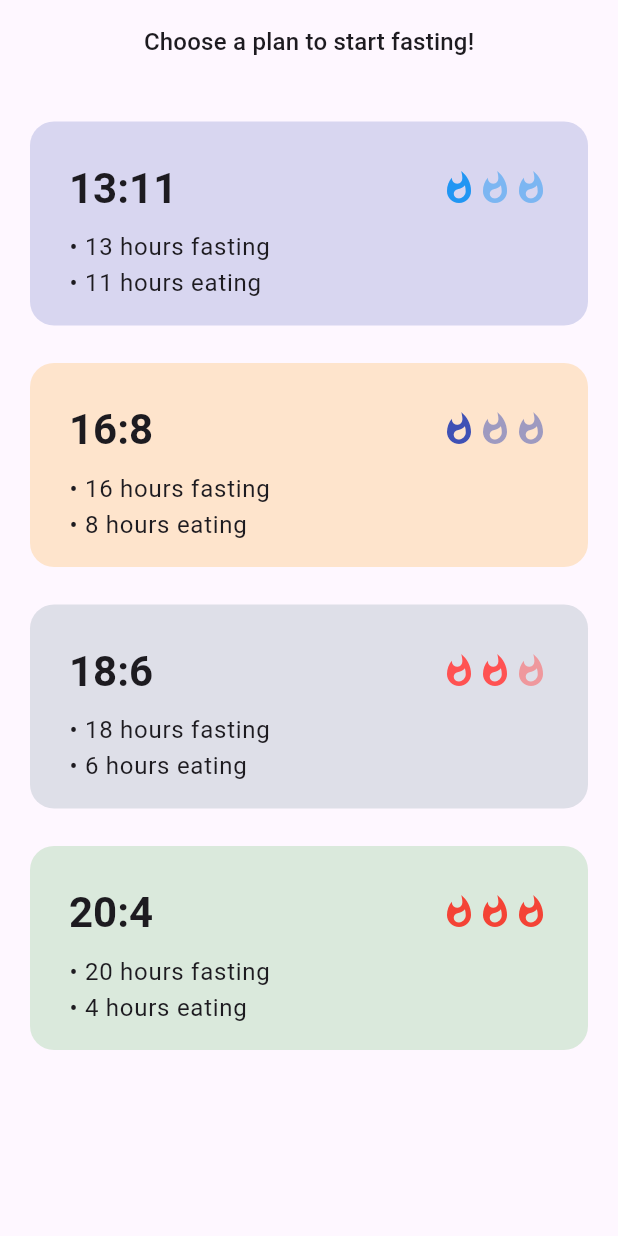
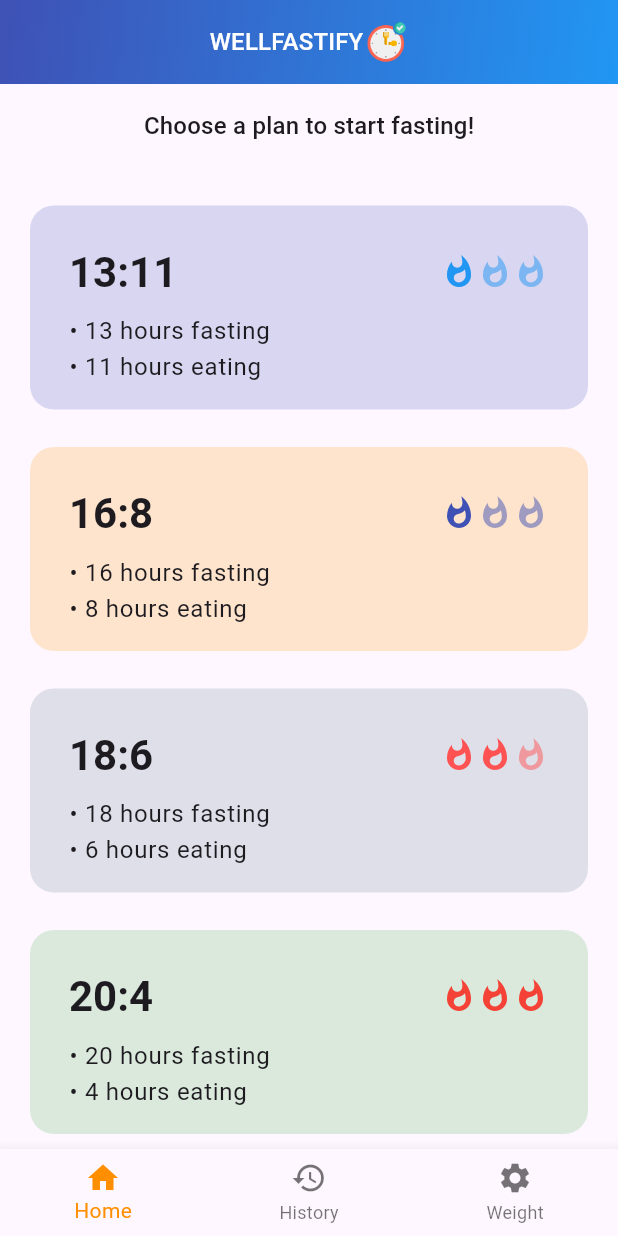
Before and after one commit to inaudy/wellfastify, a Flutter app: the FastingPlansPage screen opened by its route, on a phone screen of 412 x 824 dp. Run offline on Flutter 3.47's test engine with Material 3 defaults, Android fonts, the light colour scheme and no system bars; our stand-ins replace flutter_bloc, go_router, google_fonts, shared_preferences; accounts and stored records are empty.

Commit message:
bottom_nav_cubit funtionality to bottomnavbar

```diff
--- a/lib/blocs/navigation/bottom_nav_cubit.dart
+++ b/lib/blocs/navigation/bottom_nav_cubit.dart
@@ -0,0 +1,6 @@
+import 'package:flutter_bloc/flutter_bloc.dart';
+
+class BottomNavCubit extends Cubit<int> {
+  BottomNavCubit() : super(0);
+  changeSelectedIndex(newIndex) => emit(newIndex);
+}
--- a/lib/main.dart
+++ b/lib/main.dart
@@ -1,13 +1,10 @@
 import 'package:shared_preferences/shared_preferences.dart';
 import 'package:wellfastify/blocs/clock/clock_bloc.dart';
+import 'package:wellfastify/blocs/navigation/bottom_nav_cubit.dart';
 import 'package:wellfastify/models/ticker.dart';
-import 'package:wellfastify/presentation/pages/fasting_plans.dart';
-import 'package:wellfastify/presentation/pages/history.dart';
-import 'package:wellfastify/presentation/pages/home.dart';
 import 'package:flutter/material.dart';
 import 'package:flutter_bloc/flutter_bloc.dart';
-import 'package:go_router/go_router.dart';
-import 'package:wellfastify/presentation/pages/weight.dart';
+import 'package:wellfastify/router.dart';
 
 void main() async {
   WidgetsFlutterBinding.ensureInitialized();
@@ -15,39 +12,24 @@
   runApp(MyApp(sharedPreferences: sharedPreferences));
 }
 
-final GoRouter _router = GoRouter(
-  initialLocation: '/home',
-  routes: [
-    GoRoute(
-      path: '/home',
-      builder: (context, state) => const HomePage(),
-    ),
-    GoRoute(
-      path: '/history',
-      builder: (context, state) => const HistoryPage(),
-    ),
-    GoRoute(
-      path: '/settings',
-      builder: (context, state) => const WeightPage(),
-    ),
-    GoRoute(
-      path: '/fasting_plans',
-      builder: (context, state) => const FastingPlansPage(),
-    ),
-  ],
-);
-
 class MyApp extends StatelessWidget {
   const MyApp({super.key, required this.sharedPreferences});
   final SharedPreferences sharedPreferences;
 
   @override
   Widget build(BuildContext context) {
-    return BlocProvider(
-      create: (_) => ClockBloc(
-          ticker: const Ticker(), sharedPreferences: sharedPreferences),
+    return MultiBlocProvider(
+      providers: [
+        BlocProvider(
+          create: (_) => ClockBloc(
+              ticker: const Ticker(), sharedPreferences: sharedPreferences),
+        ),
+        BlocProvider(
+          create: (_) => BottomNavCubit(),
+        ),
+      ],
       child: MaterialApp.router(
-        routerConfig: _router,
+        routerConfig: router,
         debugShowCheckedModeBanner: false,
       ),
     );
--- a/lib/presentation/widgets/app_bar.dart
+++ b/lib/presentation/widgets/app_bar.dart
@@ -0,0 +1,39 @@
+import 'package:flutter/material.dart';
+
+class CustomAppBar extends StatelessWidget implements PreferredSizeWidget {
+  const CustomAppBar({super.key});
+
+  @override
+  Widget build(BuildContext context) {
+    return AppBar(
+      flexibleSpace: Container(
+        decoration: const BoxDecoration(
+          gradient: LinearGradient(
+            colors: [Colors.indigo, Colors.blue],
+            begin: Alignment.topLeft,
+            end: Alignment.bottomRight,
+          ),
+        ),
+      ),
+      title: Row(
+        mainAxisAlignment: MainAxisAlignment.center,
+        children: [
+          Text(
+            'WELLFASTIFY',
+            style: Theme.of(context)
+                .textTheme
+                .titleMedium!
+                .copyWith(color: Colors.white),
+          ),
+          SizedBox(
+            width: 30,
+            child: Image.asset('assets/images/fasting-icon.png'),
+          )
+        ],
+      ),
+    );
+  }
+
+  @override
+  Size get preferredSize => const Size.fromHeight(kToolbarHeight);
+}
--- /dev/null
+++ b/lib/presentation/widgets/default_layout.dart
@@ -0,0 +1,16 @@
+import 'package:flutter/material.dart';
+import 'package:wellfastify/presentation/widgets/app_bar.dart';
+import 'package:wellfastify/presentation/widgets/navigation_bar.dart';
+
+class DefaultLayout extends StatelessWidget {
+  final Widget child;
+  const DefaultLayout({super.key, required this.child});
+  @override
+  Widget build(BuildContext context) {
+    return Scaffold(
+      appBar: const CustomAppBar(),
+      body: child,
+      bottomNavigationBar: const CustomBottomNavigationBar(),
+    );
+  }
+}
--- /dev/null
+++ b/lib/presentation/widgets/navigation_bar.dart
@@ -0,0 +1,71 @@
+import 'package:flutter/material.dart';
+import 'package:flutter_bloc/flutter_bloc.dart';
+import 'package:go_router/go_router.dart';
+import 'package:wellfastify/blocs/navigation/bottom_nav_cubit.dart';
+
+class CustomBottomNavigationBar extends StatelessWidget {
+  const CustomBottomNavigationBar({super.key});
+
+  @override
+  Widget build(BuildContext context) {
+    return BlocBuilder<BottomNavCubit, int>(
+      builder: (context, selectedIndex) {
+        return BottomNavigationBar(
+          items: const <BottomNavigationBarItem>[
+            BottomNavigationBarItem(
+              icon: Icon(Icons.home),
+              label: 'Home',
+            ),
+            BottomNavigationBarItem(
+              icon: Icon(Icons.history),
+              label: 'History',
+            ),
+            BottomNavigationBarItem(
+              icon: Icon(Icons.settings),
+              label: 'Weight',
+            ),
+          ],
+          selectedItemColor: Colors.amber[800],
+          currentIndex: selectedIndex,
+          onTap: (index) {
+            context.read<BottomNavCubit>().changeSelectedIndex(index);
+            switch (index) {
+              case 0:
+                context.go('/home');
+                break;
+              case 1:
+                context.go('/history');
+                break;
+              case 2:
+                context.go('/weight');
+                break;
+            }
+          },
+        );
+      },
+    );
+  }
+}
+
+
+
+
+/*bottomNavigationBar: BottomNavigationBar(
+        items: const <BottomNavigationBarItem>[
+          BottomNavigationBarItem(
+            icon: Icon(Icons.home),
+            label: 'Home',
+          ),
+          BottomNavigationBarItem(
+            icon: Icon(Icons.history),
+            label: 'History',
+          ),
+          BottomNavigationBarItem(
+            icon: Icon(Icons.settings),
+            label: 'Weight',
+          ),
+        ],
+        currentIndex: _selectedIndex,
+        selectedItemColor: Colors.amber[800],
+        onTap: _onItemTapped,
+      ),*/
--- /dev/null
+++ b/lib/router.dart
@@ -0,0 +1,73 @@
+import 'package:flutter/widgets.dart';
+import 'package:go_router/go_router.dart';
+import 'package:wellfastify/presentation/pages/fasting_plans.dart';
+import 'package:wellfastify/presentation/pages/history.dart';
+import 'package:wellfastify/presentation/pages/home.dart';
+import 'package:wellfastify/presentation/pages/weight.dart';
+import 'package:wellfastify/presentation/widgets/default_layout.dart';
+
+final GoRouter router = GoRouter(
+  initialLocation: '/home',
+  routes: [
+    StatefulShellRoute.indexedStack(
+      builder: (context, state, child) {
+        return DefaultLayout(child: child);
+      },
+      branches: [
+        StatefulShellBranch(
+          navigatorKey: GlobalKey<NavigatorState>(),
+          routes: [
+            GoRoute(
+              path: '/home',
+              builder: (context, state) => const HomePage(),
+            ),
+          ],
+        ),
+        StatefulShellBranch(
+          navigatorKey: GlobalKey<NavigatorState>(),
+          routes: [
+            GoRoute(
+              path: '/history',
+              builder: (context, state) => const HistoryPage(),
+            ),
+          ],
+        ),
+        StatefulShellBranch(
+          navigatorKey: GlobalKey<NavigatorState>(),
+          routes: [
+            GoRoute(
+              path: '/weight',
+              builder: (context, state) => const WeightPage(),
+            ),
+          ],
+        ),
+        StatefulShellBranch(
+          navigatorKey: GlobalKey<NavigatorState>(),
+          routes: [
+            GoRoute(
+              path: '/widgets/fastingplans',
+              builder: (context, state) => const FastingPlansPage(),
+            ),
+          ],
+        )
+      ],
+    )
+
+    /*GoRoute(
+      path: '/home',
+      builder: (context, state) => const HomePage(),
+    ),
+    GoRoute(
+      path: '/history',
+      builder: (context, state) => const HistoryPage(),
+    ),
+    GoRoute(
+      path: '/settings',
+      builder: (context, state) => const WeightPage(),
+    ),
+    GoRoute(
+      path: '/fasting_plans',
+      builder: (context, state) => const FastingPlansPage(),
+    ),*/
+  ],
+);
```
Also changed, not shown: lib/presentation/pages/home.dart (+5 -76 lines), lib/presentation/widgets/main_layout.dart (deleted), lib/presentation/widgets/navi_bar.dart (deleted).
